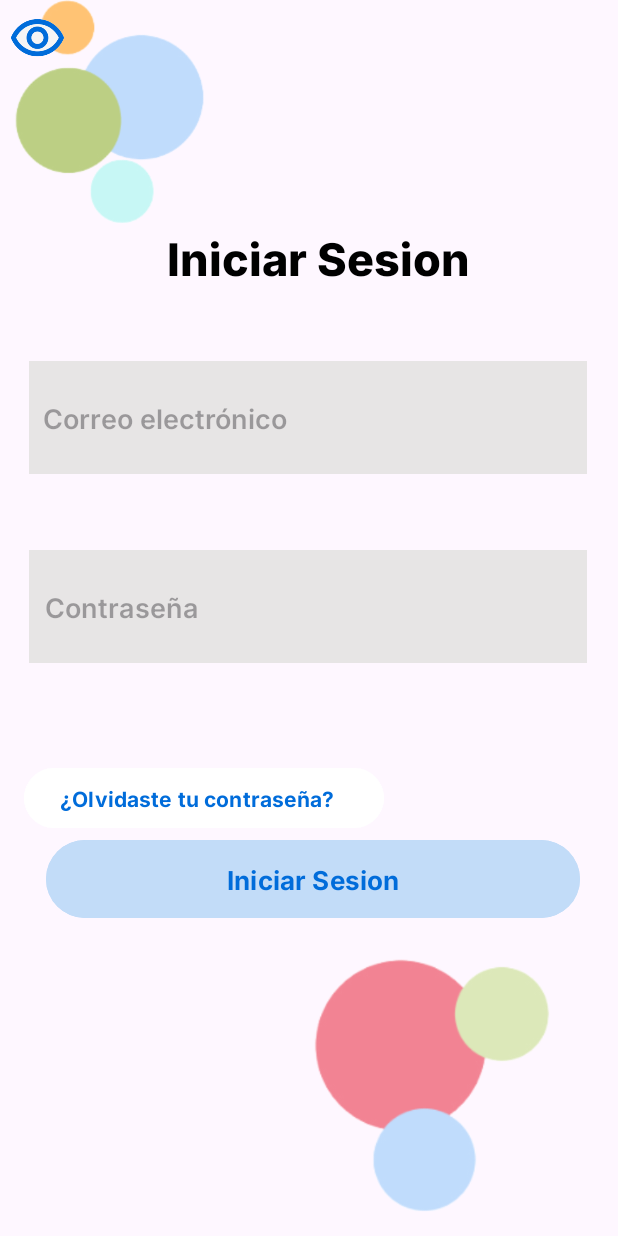
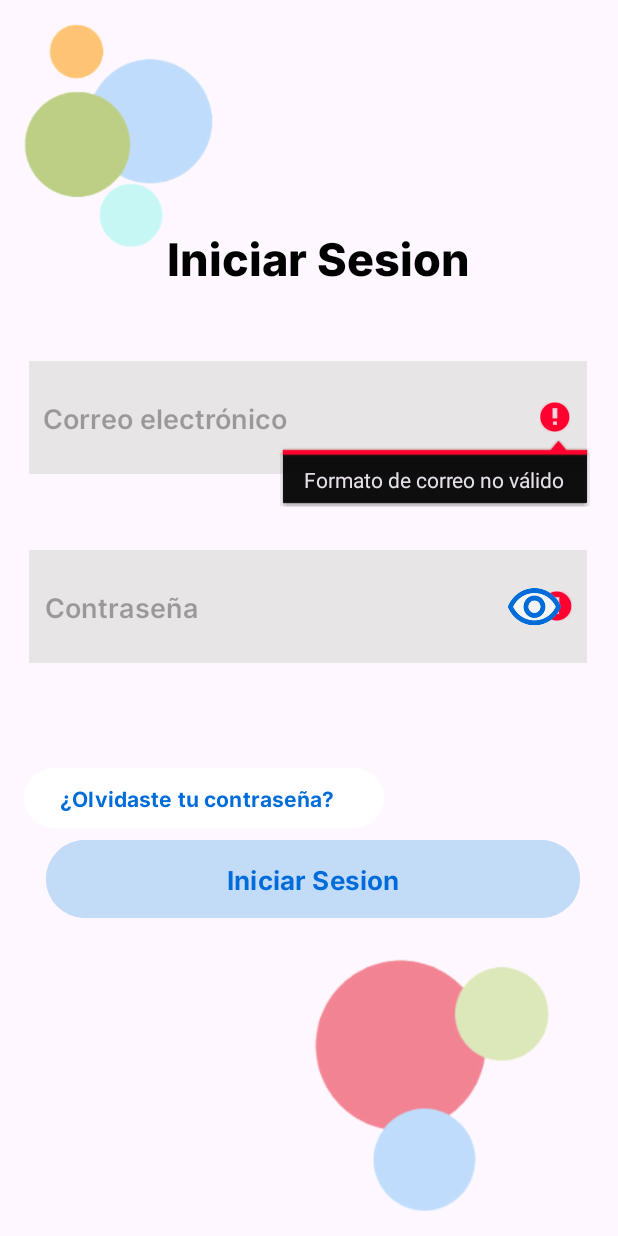
Before and after one commit to Chamboa/PTC1, an Android app: the screen it shows after launch (Ulogin), after a tap on "Iniciar Sesion", on a phone screen of 412 x 824 dp. Run offline under Robolectric (Android 15) with nearby library versions, the phone set to English and light mode, and no system bars.

```diff
--- a/app/src/main/java/com/example/ptc1/Ulogin.kt
+++ b/app/src/main/java/com/example/ptc1/Ulogin.kt
@@ -44,7 +44,28 @@ class Ulogin : AppCompatActivity() {
 
         btniniciarsesion.setOnClickListener {
             val correo = txtcorreologin.text.toString()
-            val contraseña = txtcontralogin.text.toString()
+            val contrasena = txtcontralogin.text.toString()
+            var hayerrores = false
+
+            if(!correo.matches(Regex("[[a-zA-Z0-9._ - ]+@[a-z]+[.][a-z]+]"))){
+                txtcorreologin.error = "Formato de correo no válido"
+                hayerrores = true
+            }
+
+            else{
+                txtcorreologin.error = null
+            }
+
+            if (contrasena.length <=7){
+                txtcontralogin.error = "La contraseña debe tener un mínimo de 8 carácteres"
+                hayerrores = true
+
+            }
+
+            else{
+                txtcontralogin.error = null
+            }
+
 
             // Ejecutar la lógica de inicio de sesión en un hilo de fondo
             GlobalScope.launch(Dispatchers.IO) {
@@ -53,7 +74,7 @@ class Ulogin : AppCompatActivity() {
                     val query = "SELECT * FROM Usuario WHERE correo_electronico = ? AND contraseña = ?"
                     val statement = connection?.prepareStatement(query)
                     statement?.setString(1, correo)
-                    statement?.setString(2, contraseña)
+                    statement?.setString(2, contrasena)
 
                     val resultSet = statement?.executeQuery()
 
--- a/app/src/main/res/layout/activity_nueva_contrasena.xml
+++ b/app/src/main/res/layout/activity_nueva_contrasena.xml
@@ -33,10 +33,10 @@
         android:background="#E7E5E5"
         app:layout_constraintBottom_toTopOf="@+id/btnaceptarnuevacontra"
         app:layout_constraintEnd_toEndOf="parent"
-        app:layout_constraintHorizontal_bias="0.307"
+        app:layout_constraintHorizontal_bias="0.41"
         app:layout_constraintStart_toStartOf="parent"
         app:layout_constraintTop_toTopOf="parent"
-        app:layout_constraintVertical_bias="0.941" />
+        app:layout_constraintVertical_bias="0.454" />
 
     <EditText
         android:id="@+id/etxtnewcontradnv"
--- a/app/src/main/res/layout/activity_ulogin.xml
+++ b/app/src/main/res/layout/activity_ulogin.xml
@@ -127,8 +127,9 @@
         android:id="@+id/imageView3"
         android:layout_width="144dp"
         android:layout_height="149dp"
+        android:layout_marginTop="16dp"
         app:layout_constraintEnd_toEndOf="parent"
-        app:layout_constraintHorizontal_bias="0.0"
+        app:layout_constraintHorizontal_bias="0.022"
         app:layout_constraintStart_toStartOf="parent"
         app:layout_constraintTop_toTopOf="parent"
         app:srcCompat="@drawable/eliploguno" />
@@ -148,11 +149,11 @@
         android:id="@+id/idvercontra"
         android:layout_width="50dp"
         android:layout_height="50dp"
-        app:layout_constraintBottom_toBottomOf="@+id/txtcontralogin"
-        app:layout_constraintEnd_toEndOf="@+id/txtcontralogin"
-        app:layout_constraintHorizontal_bias="0.996"
-        app:layout_constraintStart_toStartOf="@+id/txtcontralogin"
-        app:layout_constraintTop_toTopOf="@+id/txtcontralogin"
+        app:layout_constraintBottom_toBottomOf="@+id/txtContralogin"
+        app:layout_constraintEnd_toEndOf="@+id/txtContralogin"
+        app:layout_constraintHorizontal_bias="1.0"
+        app:layout_constraintStart_toStartOf="@+id/txtContralogin"
+        app:layout_constraintTop_toTopOf="@+id/txtContralogin"
         app:layout_constraintVertical_bias="1.0"
         app:srcCompat="@drawable/vercontrasena" />
 
```
